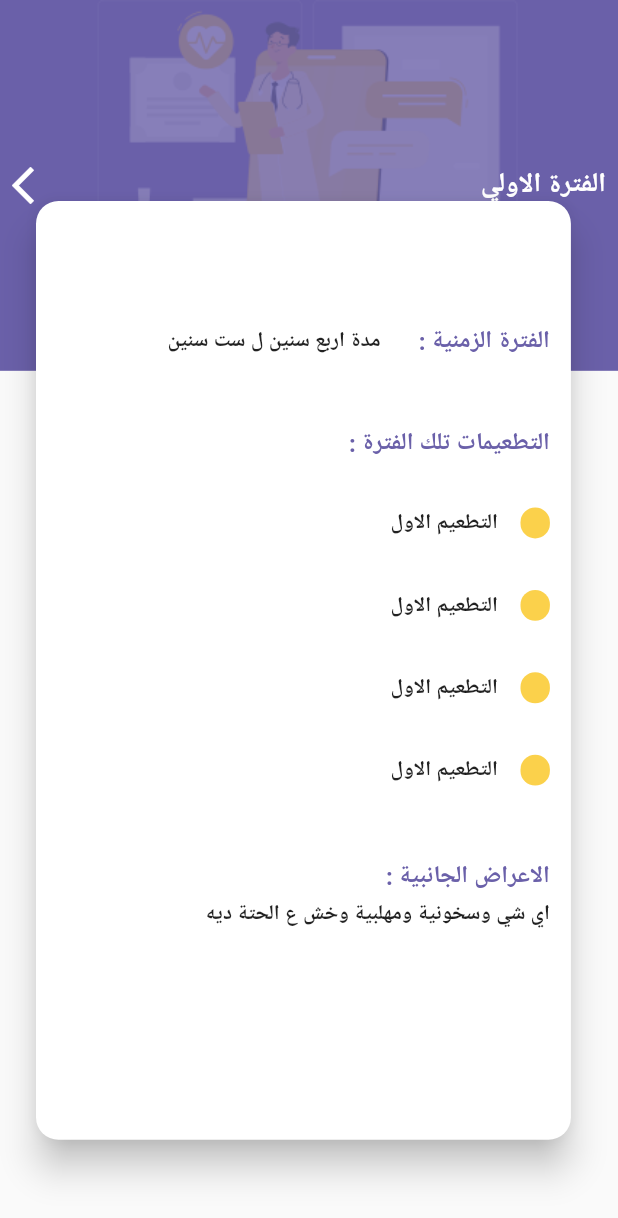
After one commit to AbdallahRehab/graduation-project, a Flutter app: the VaccRangeDetails screen opened directly, on a phone screen of 412 x 824 dp. The commit adds this screen. Shown: the top 1218 px of the screen. Run offline on Flutter 3.47's test engine with Material 2 defaults, Android fonts, the phone set to English and light mode, and no system bars; our stand-ins replace avatar_glow, cloud_firestore, expansion_tile_card, firebase_auth, flutter_screenutil, flutter_spinkit and 7 more; missing offline and left inert: map_launcher, sliver_fab; accounts and stored records are empty.

```diff
--- /dev/null
+++ b/lib/Vacc/screens/VaccRangeDetails.dart
@@ -0,0 +1,200 @@
+import 'package:flutter/cupertino.dart';
+import 'package:flutter/material.dart';
+
+
+class VaccRangeDetails extends StatelessWidget {
+  var clist=[
+    {
+      'name' : 'التطعيم الاول'
+    },
+    {
+      'name' : 'التطعيم الاول'
+    },
+    {
+      'name' : 'التطعيم الاول'
+    },
+    {
+      'name' : 'التطعيم الاول'
+    }
+  ];
+  @override
+  Widget build(BuildContext context) {
+    return Scaffold(
+      body: Stack(
+        children: <Widget>[
+          Column(
+            mainAxisAlignment: MainAxisAlignment.start,
+            crossAxisAlignment: CrossAxisAlignment.center,
+            children: <Widget>[
+              Container(
+                color: Color(0xFF6A60A9),
+                height: MediaQuery.of(context).size.height * 0.3,
+                child: Container(
+                  height: MediaQuery.of(context).size.height * 0.3,
+                  width: MediaQuery.of(context).size.width,
+                  //margin: EdgeInsets.only(top: 30),
+                  decoration: BoxDecoration(
+                    image: DecorationImage(
+                        image: AssetImage('images/Doctor.png'),
+                        fit: BoxFit.contain),
+                  ),
+                  child: Row(
+                    mainAxisAlignment: MainAxisAlignment.spaceBetween,
+                    crossAxisAlignment: CrossAxisAlignment.center,
+                    children: <Widget>[
+                      InkWell(
+                        child: Container(
+                          //width: MediaQuery.of(context).size.width,
+                          height: MediaQuery.of(context).size.height * 0.09,
+                          padding: EdgeInsets.only(left: 8),
+
+                          child: Icon(
+                            Icons.arrow_back_ios,
+                            color: Colors.white,
+                            size: 30,
+                          ),
+                        ),
+                        onTap: () {
+                          print("sssss");
+                        },
+                      ),
+                      Container(
+                        padding: EdgeInsets.only(right: 8),
+                        //width: MediaQuery.of(context).size.width,
+                        height: MediaQuery.of(context).size.height * 0.09,
+                        child: Center(
+                            child: Text(
+                              "الفترة الاولي",
+                              textAlign: TextAlign.right,
+                              style: TextStyle(
+                                  fontSize: 18,
+                                  fontWeight: FontWeight.bold,
+                                  color: Colors.white),
+                            )),
+                      )
+                    ],
+                  ),
+                ),
+              ),
+            ],
+          ),
+          Positioned(
+            left: 20,
+            top: 130,
+            child: Container(
+              height: MediaQuery.of(context).size.height / 1.3,
+              width: MediaQuery.of(context).size.width / 1.13,
+              child: Card(
+                shape: RoundedRectangleBorder(
+                  borderRadius: BorderRadius.circular(15.0),
+                ),
+                //color: Colors.pink,
+                elevation: 10,
+                child: Column(
+                  children: <Widget>[
+                    SizedBox(height: MediaQuery.of(context).size.height/10,),
+                    Padding(
+                      padding: EdgeInsets.symmetric(horizontal: 14),
+                      child: Row(
+                        children: <Widget>[
+                          Expanded(
+                            flex: 2,
+                            child: Text("مدة اربع سنين ل ست سنين",textAlign: TextAlign.right,style: TextStyle(fontWeight: FontWeight.w700),),
+                          ),
+                          SizedBox(width: 5,),
+                          Expanded(
+                            flex: 1,
+                            child: Text(" : الفترة الزمنية",textAlign: TextAlign.right,style: TextStyle(color:Color(0xFF6A60A9),fontSize: 16,fontWeight: FontWeight.bold ),),
+                          )
+                        ],
+                      ),
+                    ),
+                    SizedBox(height: MediaQuery.of(context).size.height/18,),
+                    Padding(
+                      padding: EdgeInsets.symmetric(horizontal: 14),
+                      child: Column(
+                        children: <Widget>[
+                          Container(
+                            width: double.infinity,
+
+                            child: Text(" : التطعيمات تلك الفترة",textAlign: TextAlign.right,style: TextStyle(color:Color(0xFF6A60A9),fontSize: 16,fontWeight: FontWeight.bold ),) ,
+                          ),
+                          SizedBox(height: 15,),
+                          Container(
+                            height: MediaQuery.of(context).size.height/4,
+                            child: ListView.builder(
+                              itemCount: clist.length,
+                              itemBuilder: (context,index){
+                                return OneVacc(
+                                  name: clist[index]['name'],
+                                );
+                              },
+                            ),
+                          )
+                        ],
+                      ),
+                    ),
+                    SizedBox(height: MediaQuery.of(context).size.height/18,),
+                    Padding(
+                      padding: EdgeInsets.symmetric(horizontal: 14),
+                      child: Column(
+                        children: <Widget>[
+                          Container(
+                            width: double.infinity,
+
+                            child: Text(" : الاعراض الجانبية",textAlign: TextAlign.right,style: TextStyle(color:Color(0xFF6A60A9),fontSize: 16,fontWeight: FontWeight.bold ),) ,
+                          ),
+                          SizedBox(height: 5,),
+                          Container(
+                            width: double.infinity,
+                            child: Text("اي شي وسخونية ومهلبية وخش ع الحتة ديه",textAlign: TextAlign.right,style: TextStyle(fontWeight: FontWeight.w700,),),
+
+                          )
+                        ],
+                      ),
+                    )
+                  ],
+                ),
+              ),
+            ),
+          )
+        ],
+      ),
+    );
+  }
+}
+
+class OneVacc extends StatelessWidget {
+  final String name;
+
+  OneVacc({this.name});
+
+  @override
+  Widget build(BuildContext context) {
+    return Container(
+      height: MediaQuery.of(context).size.height/15,
+      width: double.infinity,
+      child: Row(
+        children: <Widget>[
+          Expanded(
+            flex: 15,
+            child: Text(name,textAlign: TextAlign.right,style: TextStyle(fontWeight: FontWeight.w700,fontSize: 14),),
+          ),
+          SizedBox(width: 15,),
+          Expanded(
+            flex: 1,
+            child: Container(
+//              margin: EdgeInsets.fromLTRB(20, 25, 20, 25),
+        width: MediaQuery.of(context).size.width / 40,
+        height: MediaQuery.of(context).size.height / 40,
+        decoration: BoxDecoration(
+          borderRadius: BorderRadius.circular(30),
+          color: Color(0XFFFBD14B),
+        ),
+          )
+          )
+        ]
+      ),
+    );
+  }
+}
--- a/lib/main.dart
+++ b/lib/main.dart
@@ -1,6 +1,7 @@
 import 'package:flutter/material.dart';
 import 'package:graduteproject/Screens/GoogleNavBar.dart';
 import 'package:graduteproject/Screens/LoginScreen.dart';
+import 'package:graduteproject/Vacc/screens/VaccRangeDetails.dart';
 import 'package:graduteproject/Vacc/screens/childernScreen.dart';
 import 'package:graduteproject/Screens/homepage.dart';
 
@@ -19,6 +20,8 @@ import 'Hospital/Service/Hospital_Service.dart';
 import 'Hospital/Service/settings_provider.dart';
 import 'Screens/signup_screen.dart';
 import 'Screens/onboarding_screen.dart';
+import 'Screens/splashScreen.dart';
+import 'Vacc/screens/ChildsData.dart';
 
 void main() => runApp(MyApp());
 
@@ -38,7 +41,7 @@ class MyApp extends StatelessWidget {
       ],
       child: MaterialApp(
         debugShowCheckedModeBanner: false,
-        home: Login_Screen(),
+        home: ChildsData(),
       ),
     );
   }
```
Also changed, not shown: lib/Screens/splashScreen.dart (+16 -10 lines), lib/Vacc/components/BottomSheet.dart (added, +17 -0 lines), lib/Vacc/components/VaccDetailsBody.dart (+6 -1 lines), lib/Vacc/screens/ChildsData.dart (+102 -0 lines), images/Doctor.png (added), images/splashimage.png (added).
